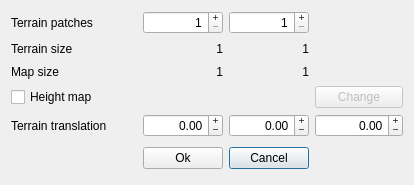
Qt form new_map_editor/initterrain.ui (xaphier/Eternal-Lands) before a commit.
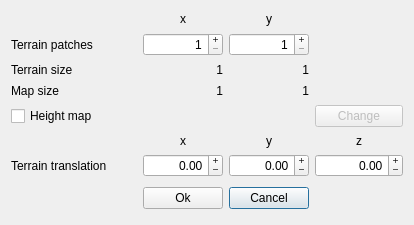
The same form after that commit. Icons and pictures are not drawn.

Commit message: * Fixed terrain OpenGL 2.1 bug.  * Added tile map export to map editor.  * Enabled new water.  * Some other small fixes.

```diff
--- a/new_map_editor/initterrain.ui
+++ b/new_map_editor/initterrain.ui
@@ -7,54 +7,53 @@
     <x>0</x>
     <y>0</y>
     <width>414</width>
-    <height>185</height>
+    <height>225</height>
    </rect>
   </property>
   <property name="windowTitle">
    <string>Dialog</string>
   </property>
   <layout class="QGridLayout" name="gridLayout">
+   <item row="6" column="5" colspan="2">
+    <widget class="QDoubleSpinBox" name="translation_z">
+     <property name="alignment">
+      <set>Qt::AlignRight|Qt::AlignTrailing|Qt::AlignVCenter</set>
+     </property>
+     <property name="buttonSymbols">
+      <enum>QAbstractSpinBox::PlusMinus</enum>
+     </property>
+     <property name="minimum">
+      <double>-100.000000000000000</double>
+     </property>
+     <property name="maximum">
+      <double>100.000000000000000</double>
+     </property>
+    </widget>
+   </item>
    <item row="1" column="3" colspan="2">
-    <widget class="QLabel" name="size_y">
-     <property name="text">
-      <string>1</string>
-     </property>
+    <widget class="QSpinBox" name="patches_y">
      <property name="alignment">
       <set>Qt::AlignRight|Qt::AlignTrailing|Qt::AlignVCenter</set>
      </property>
-    </widget>
-   </item>
-   <item row="2" column="1" colspan="2">
-    <widget class="QLabel" name="map_size_x">
-     <property name="text">
-      <string>1</string>
+     <property name="buttonSymbols">
+      <enum>QAbstractSpinBox::PlusMinus</enum>
      </property>
-     <property name="alignment">
-      <set>Qt::AlignRight|Qt::AlignTrailing|Qt::AlignVCenter</set>
+     <property name="minimum">
+      <number>1</number>
      </property>
+     <property name="maximum">
+      <number>64</number>
+     </property>
     </widget>
    </item>
-   <item row="1" column="0">
-    <widget class="QLabel" name="label_2">
+   <item row="3" column="0">
+    <widget class="QLabel" name="label_3">
      <property name="text">
-      <string>Terrain size</string>
+      <string>Map size</string>
      </property>
     </widget>
    </item>
-   <item row="5" column="5" colspan="2">
-    <spacer name="horizontalSpacer_2">
-     <property name="orientation">
-      <enum>Qt::Horizontal</enum>
-     </property>
-     <property name="sizeHint" stdset="0">
-      <size>
-       <width>88</width>
-       <height>31</height>
-      </size>
-     </property>
-    </spacer>
-   </item>
-   <item row="5" column="3" colspan="2">
+   <item row="7" column="3" colspan="2">
     <widget class="QPushButton" name="pushButton_2">
      <property name="text">
       <string>Cancel</string>
@@ -65,8 +64,8 @@
      </property>
     </widget>
    </item>
-   <item row="4" column="3" colspan="2">
-    <widget class="QDoubleSpinBox" name="translation_y">
+   <item row="6" column="1" colspan="2">
+    <widget class="QDoubleSpinBox" name="translation_x">
      <property name="alignment">
       <set>Qt::AlignRight|Qt::AlignTrailing|Qt::AlignVCenter</set>
      </property>
@@ -81,15 +80,8 @@
      </property>
     </widget>
    </item>
-   <item row="2" column="0">
-    <widget class="QLabel" name="label_3">
-     <property name="text">
-      <string>Map size</string>
-     </property>
-    </widget>
-   </item>
-   <item row="2" column="3" colspan="2">
-    <widget class="QLabel" name="map_size_y">
+   <item row="3" column="1" colspan="2">
+    <widget class="QLabel" name="map_size_x">
      <property name="text">
       <string>1</string>
      </property>
@@ -98,20 +90,7 @@
      </property>
     </widget>
    </item>
-   <item row="5" column="0">
-    <spacer name="horizontalSpacer">
-     <property name="orientation">
-      <enum>Qt::Horizontal</enum>
-     </property>
-     <property name="sizeHint" stdset="0">
-      <size>
-       <width>100</width>
-       <height>28</height>
-      </size>
-     </property>
-    </spacer>
-   </item>
-   <item row="3" column="1" colspan="4">
+   <item row="4" column="1" colspan="4">
     <widget class="QLabel" name="height_map_name">
      <property name="enabled">
       <bool>true</bool>
@@ -121,26 +100,7 @@
      </property>
     </widget>
    </item>
-   <item row="0" column="1" colspan="2">
-    <widget class="QSpinBox" name="patches_x">
-     <property name="alignment">
-      <set>Qt::AlignRight|Qt::AlignTrailing|Qt::AlignVCenter</set>
-     </property>
-     <property name="readOnly">
-      <bool>false</bool>
-     </property>
-     <property name="buttonSymbols">
-      <enum>QAbstractSpinBox::PlusMinus</enum>
-     </property>
-     <property name="minimum">
-      <number>1</number>
-     </property>
-     <property name="maximum">
-      <number>64</number>
-     </property>
-    </widget>
-   </item>
-   <item row="3" column="0">
+   <item row="4" column="0">
     <widget class="QCheckBox" name="height_map_checkbox">
      <property name="enabled">
       <bool>true</bool>
@@ -150,38 +110,55 @@
      </property>
     </widget>
    </item>
-   <item row="0" column="0">
-    <widget class="QLabel" name="label">
+   <item row="2" column="0">
+    <widget class="QLabel" name="label_2">
      <property name="text">
-      <string>Terrain patches</string>
+      <string>Terrain size</string>
      </property>
     </widget>
    </item>
-   <item row="0" column="3" colspan="2">
-    <widget class="QSpinBox" name="patches_y">
+   <item row="2" column="1" colspan="2">
+    <widget class="QLabel" name="size_x">
+     <property name="text">
+      <string>1</string>
+     </property>
      <property name="alignment">
       <set>Qt::AlignRight|Qt::AlignTrailing|Qt::AlignVCenter</set>
      </property>
-     <property name="buttonSymbols">
-      <enum>QAbstractSpinBox::PlusMinus</enum>
+    </widget>
+   </item>
+   <item row="2" column="3" colspan="2">
+    <widget class="QLabel" name="size_y">
+     <property name="text">
+      <string>1</string>
      </property>
-     <property name="minimum">
-      <number>1</number>
+     <property name="alignment">
+      <set>Qt::AlignRight|Qt::AlignTrailing|Qt::AlignVCenter</set>
      </property>
-     <property name="maximum">
-      <number>64</number>
-     </property>
     </widget>
    </item>
-   <item row="4" column="0">
+   <item row="7" column="5" colspan="2">
+    <spacer name="horizontalSpacer_2">
+     <property name="orientation">
+      <enum>Qt::Horizontal</enum>
+     </property>
+     <property name="sizeHint" stdset="0">
+      <size>
+       <width>88</width>
+       <height>31</height>
+      </size>
+     </property>
+    </spacer>
+   </item>
+   <item row="6" column="0">
     <widget class="QLabel" name="label_5">
      <property name="text">
       <string>Terrain translation</string>
      </property>
     </widget>
    </item>
-   <item row="4" column="1" colspan="2">
-    <widget class="QDoubleSpinBox" name="translation_x">
+   <item row="6" column="3" colspan="2">
+    <widget class="QDoubleSpinBox" name="translation_y">
      <property name="alignment">
       <set>Qt::AlignRight|Qt::AlignTrailing|Qt::AlignVCenter</set>
      </property>
@@ -196,17 +173,7 @@
      </property>
     </widget>
    </item>
-   <item row="1" column="1" colspan="2">
-    <widget class="QLabel" name="size_x">
-     <property name="text">
-      <string>1</string>
-     </property>
-     <property name="alignment">
-      <set>Qt::AlignRight|Qt::AlignTrailing|Qt::AlignVCenter</set>
-     </property>
-    </widget>
-   </item>
-   <item row="5" column="1" colspan="2">
+   <item row="7" column="1" colspan="2">
     <widget class="QPushButton" name="pushButton">
      <property name="text">
       <string>Ok</string>
@@ -218,22 +185,6 @@
     </widget>
    </item>
    <item row="4" column="5" colspan="2">
-    <widget class="QDoubleSpinBox" name="translation_z">
-     <property name="alignment">
-      <set>Qt::AlignRight|Qt::AlignTrailing|Qt::AlignVCenter</set>
-     </property>
-     <property name="buttonSymbols">
-      <enum>QAbstractSpinBox::PlusMinus</enum>
-     </property>
-     <property name="minimum">
-      <double>-100.000000000000000</double>
-     </property>
-     <property name="maximum">
-      <double>100.000000000000000</double>
-     </property>
-    </widget>
-   </item>
-   <item row="3" column="5" colspan="2">
     <widget class="QPushButton" name="height_map_change">
      <property name="enabled">
       <bool>false</bool>
@@ -243,6 +194,105 @@
      </property>
     </widget>
    </item>
+   <item row="1" column="0">
+    <widget class="QLabel" name="label">
+     <property name="text">
+      <string>Terrain patches</string>
+     </property>
+    </widget>
+   </item>
+   <item row="7" column="0">
+    <spacer name="horizontalSpacer">
+     <property name="orientation">
+      <enum>Qt::Horizontal</enum>
+     </property>
+     <property name="sizeHint" stdset="0">
+      <size>
+       <width>100</width>
+       <height>28</height>
+      </size>
+     </property>
+    </spacer>
+   </item>
+   <item row="3" column="3" colspan="2">
+    <widget class="QLabel" name="map_size_y">
+     <property name="text">
+      <string>1</string>
+     </property>
+     <property name="alignment">
+      <set>Qt::AlignRight|Qt::AlignTrailing|Qt::AlignVCenter</set>
+     </property>
+    </widget>
+   </item>
+   <item row="1" column="1" colspan="2">
+    <widget class="QSpinBox" name="patches_x">
+     <property name="alignment">
+      <set>Qt::AlignRight|Qt::AlignTrailing|Qt::AlignVCenter</set>
+     </property>
+     <property name="readOnly">
+      <bool>false</bool>
+     </property>
+     <property name="buttonSymbols">
+      <enum>QAbstractSpinBox::PlusMinus</enum>
+     </property>
+     <property name="minimum">
+      <number>1</number>
+     </property>
+     <property name="maximum">
+      <number>64</number>
+     </property>
+    </widget>
+   </item>
+   <item row="5" column="1" colspan="2">
+    <widget class="QLabel" name="label_8">
+     <property name="text">
+      <string>x</string>
+     </property>
+     <property name="alignment">
+      <set>Qt::AlignCenter</set>
+     </property>
+    </widget>
+   </item>
+   <item row="5" column="3" colspan="2">
+    <widget class="QLabel" name="label_9">
+     <property name="text">
+      <string>y</string>
+     </property>
+     <property name="alignment">
+      <set>Qt::AlignCenter</set>
+     </property>
+    </widget>
+   </item>
+   <item row="5" column="5" colspan="2">
+    <widget class="QLabel" name="label_7">
+     <property name="text">
+      <string>z</string>
+     </property>
+     <property name="alignment">
+      <set>Qt::AlignCenter</set>
+     </property>
+    </widget>
+   </item>
+   <item row="0" column="1" colspan="2">
+    <widget class="QLabel" name="label_4">
+     <property name="text">
+      <string>x</string>
+     </property>
+     <property name="alignment">
+      <set>Qt::AlignCenter</set>
+     </property>
+    </widget>
+   </item>
+   <item row="0" column="3" colspan="2">
+    <widget class="QLabel" name="label_6">
+     <property name="text">
+      <string>y</string>
+     </property>
+     <property name="alignment">
+      <set>Qt::AlignCenter</set>
+     </property>
+    </widget>
+   </item>
   </layout>
  </widget>
  <tabstops>
```
The commit also changes 47 other files.
